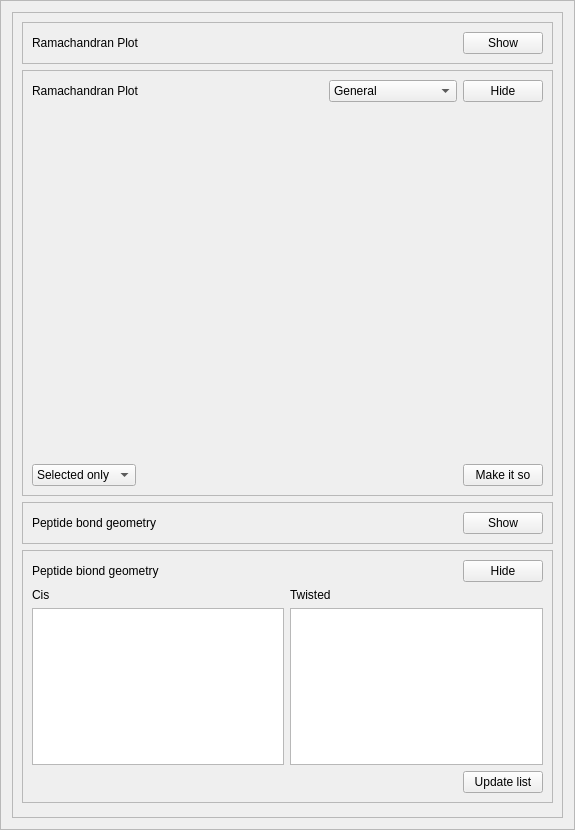
First picture: the form in molprobity/molprobity_widget.ui, repository tristanic/isolde, before the edit.
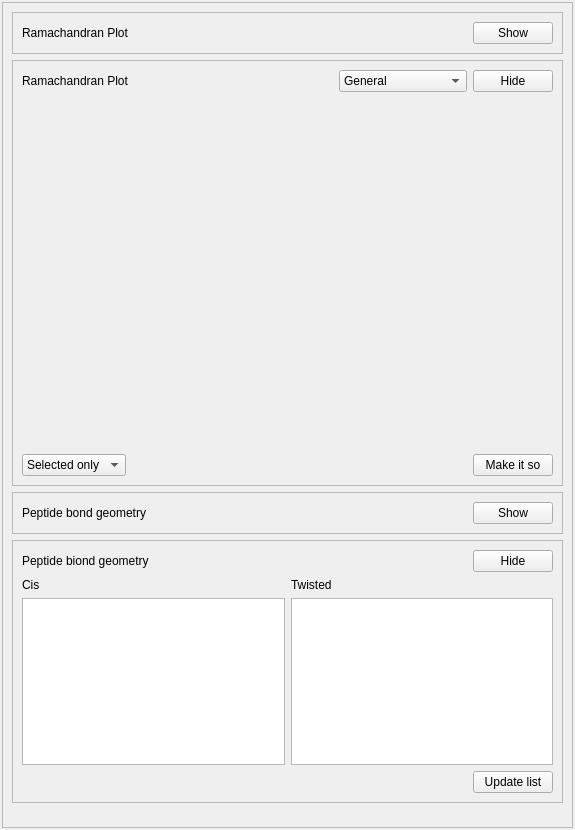
Second picture: the form after the edit.

What changed in the file:
```diff
--- a/molprobity/molprobity_widget.ui
+++ b/molprobity/molprobity_widget.ui
@@ -14,12 +14,24 @@
    <string>Frame</string>
   </property>
   <property name="frameShape">
-   <enum>QFrame::StyledPanel</enum>
+   <enum>QFrame::NoFrame</enum>
   </property>
   <property name="frameShadow">
    <enum>QFrame::Raised</enum>
   </property>
   <layout class="QVBoxLayout" name="verticalLayout_2">
+   <property name="leftMargin">
+    <number>2</number>
+   </property>
+   <property name="topMargin">
+    <number>2</number>
+   </property>
+   <property name="rightMargin">
+    <number>2</number>
+   </property>
+   <property name="bottomMargin">
+    <number>2</number>
+   </property>
    <item>
     <widget class="QScrollArea" name="_validate_scroll_area">
      <property name="widgetResizable">
@@ -30,8 +42,8 @@
        <rect>
         <x>0</x>
         <y>0</y>
-        <width>553</width>
-        <height>808</height>
+        <width>569</width>
+        <height>824</height>
        </rect>
       </property>
       <layout class="QVBoxLayout" name="verticalLayout_12">
```
Left out of the diff: 6 changed lines with no effect on the pictures.
